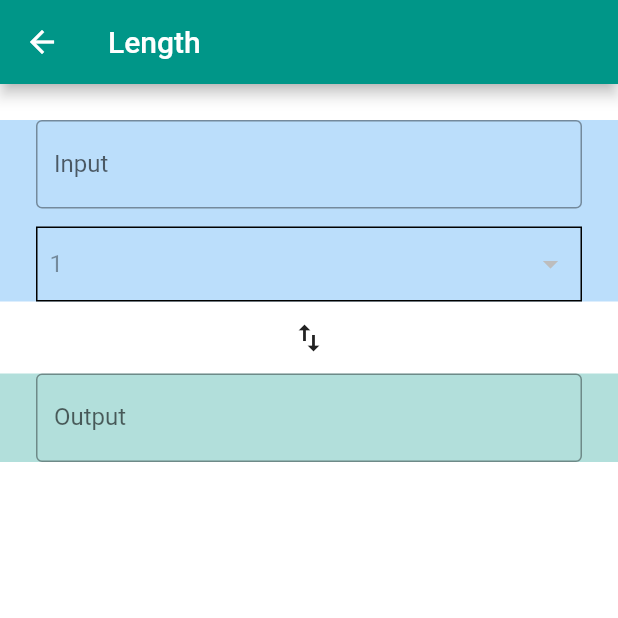
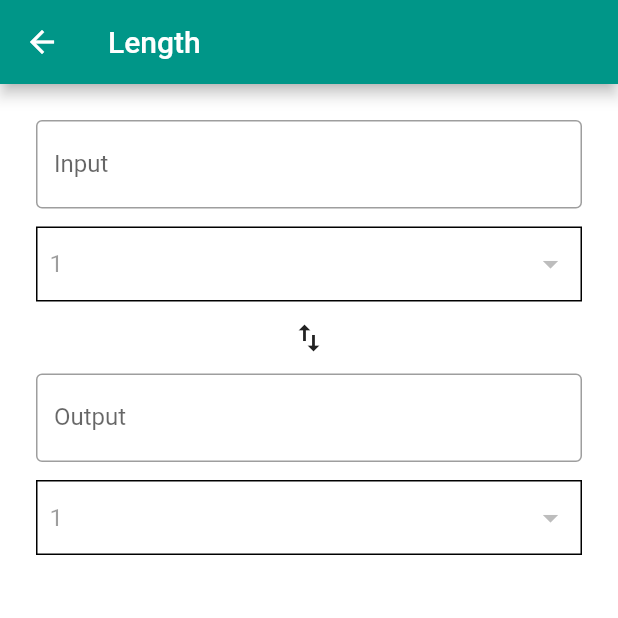
Before and after one commit to rohan20/flutter-udacity-course, a Flutter app: the screen it shows after launch, after a tap on "Length", on a phone screen of 412 x 824 dp, the top half of it. Run offline on Flutter 3.47's test engine with Material 2 defaults, Android fonts, the phone set to English and light mode, and no system bars.

Commit message:
added output ConverterOptions dropdown

```diff
--- /dev/null
+++ b/unit_converter/lib/custom_widget/ConverterOptions.dart
@@ -0,0 +1,37 @@
+import 'package:flutter/cupertino.dart';
+import 'package:flutter/material.dart';
+
+class ConverterOptions extends StatelessWidget {
+  @override
+  Widget build(BuildContext context) {
+    return new Container(
+      padding: const EdgeInsets.symmetric(horizontal: 8.0),
+      decoration: BoxDecoration(
+        border: Border.all(
+          color: Colors.black,
+        ),
+      ),
+      child: DropdownButtonHideUnderline(
+        child: ButtonTheme(
+          child: new DropdownButton(items: _inputItems(), onChanged: null),
+        ),
+      ),
+    );
+  }
+
+  List<DropdownMenuItem<String>> _inputItems() {
+    List<DropdownMenuItem<String>> list = new List();
+    list.add(new DropdownMenuItem(child: Text("1")));
+    list.add(new DropdownMenuItem(child: Text("2")));
+    list.add(new DropdownMenuItem(child: Text("3")));
+    list.add(new DropdownMenuItem(child: Text("4")));
+    list.add(new DropdownMenuItem(child: Text("5")));
+    list.add(new DropdownMenuItem(child: Text("6")));
+    list.add(new DropdownMenuItem(child: Text("7")));
+    list.add(new DropdownMenuItem(child: Text("8")));
+    list.add(new DropdownMenuItem(child: Text("9")));
+    list.add(new DropdownMenuItem(child: Text("10")));
+
+    return list;
+  }
+}
--- a/unit_converter/lib/ui/ConverterPage.dart
+++ b/unit_converter/lib/ui/ConverterPage.dart
@@ -1,4 +1,5 @@
 import 'package:flutter/material.dart';
+import 'package:unit_converter/custom_widget/ConverterOptions.dart';
 import 'package:unit_converter/custom_widget/ConverterValue.dart';
 
 class ConverterPage extends StatelessWidget {
@@ -8,22 +9,6 @@ class ConverterPage extends StatelessWidget {
   ConverterPage({@required unitName, @required Color unitColor}) {
     _unitName = unitName;
     _unitColor = unitColor;
-  }
-
-  List<DropdownMenuItem<String>> _inputItems() {
-    List<DropdownMenuItem<String>> list = new List();
-    list.add(new DropdownMenuItem(child: Text("1")));
-    list.add(new DropdownMenuItem(child: Text("2")));
-    list.add(new DropdownMenuItem(child: Text("3")));
-    list.add(new DropdownMenuItem(child: Text("4")));
-    list.add(new DropdownMenuItem(child: Text("5")));
-    list.add(new DropdownMenuItem(child: Text("6")));
-    list.add(new DropdownMenuItem(child: Text("7")));
-    list.add(new DropdownMenuItem(child: Text("8")));
-    list.add(new DropdownMenuItem(child: Text("9")));
-    list.add(new DropdownMenuItem(child: Text("10")));
-
-    return list;
   }
 
   @override
@@ -44,7 +29,6 @@ class ConverterPage extends StatelessWidget {
         children: <Widget>[
           const SizedBox(height: 24.0),
           new Container(
-            color: Colors.blue[100],
             child: new Padding(
               padding: const EdgeInsets.symmetric(horizontal: 24.0),
               child: Column(
@@ -55,20 +39,7 @@ class ConverterPage extends StatelessWidget {
                     labelText: "Input",
                   ),
                   new SizedBox(height: 12.0),
-                  new Container(
-                    padding: const EdgeInsets.symmetric(horizontal: 8.0),
-                    decoration: BoxDecoration(
-                      border: Border.all(
-                        color: Colors.black,
-                      ),
-                    ),
-                    child: DropdownButtonHideUnderline(
-                      child: ButtonTheme(
-                        child: new DropdownButton(
-                            items: _inputItems(), onChanged: null),
-                      ),
-                    ),
-                  ),
+                  new ConverterOptions(),
                 ],
               ),
             ),
@@ -77,12 +48,18 @@ class ConverterPage extends StatelessWidget {
           new Icon(Icons.import_export),
           const SizedBox(height: 12.0),
           new Container(
-            color: Colors.teal[100],
             child: new Padding(
               padding: const EdgeInsets.symmetric(horizontal: 24.0),
-              child: ConverterValue(
-                hintText: "Enter output value",
-                labelText: "Output",
+              child: Column(
+                crossAxisAlignment: CrossAxisAlignment.stretch,
+                children: <Widget>[
+                  ConverterValue(
+                    hintText: "Enter output value",
+                    labelText: "Output",
+                  ),
+                  new SizedBox(height: 12.0),
+                  new ConverterOptions(),
+                ],
               ),
             ),
           ),
```
